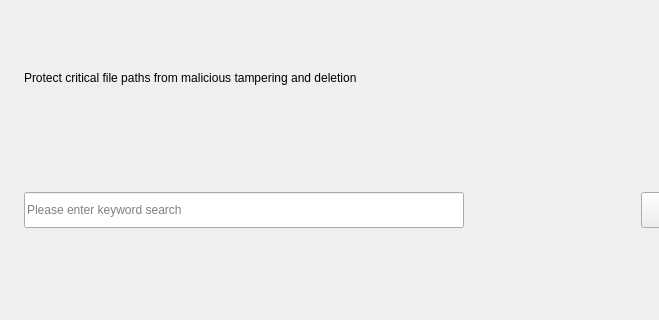
Qt form src/ui/tp/tp-execute.ui (openeuler-mirror/ks-ssr) before a commit; both pictures show x 0 to 659 and y 0 to 320 of the 925 by 408 pixel window.
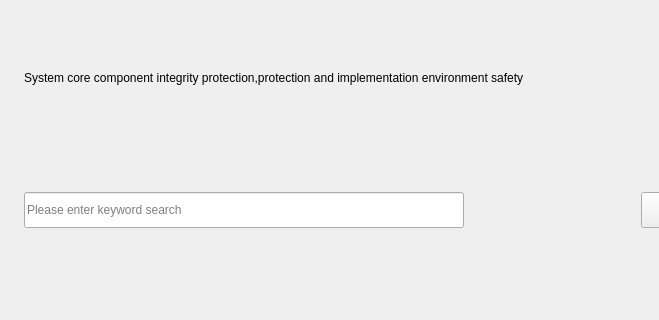
The same form after that commit. Custom widgets are drawn as their Qt base class.

Patch:
```diff
--- a/src/ui/tp/tp-execute.ui
+++ b/src/ui/tp/tp-execute.ui
@@ -37,7 +37,7 @@
      <item>
       <widget class="QLabel" name="label">
        <property name="text">
-        <string>Protect critical file paths from malicious tampering and deletion</string>
+        <string>System core component integrity protection,protection and implementation environment safety</string>
        </property>
       </widget>
      </item>
```
Left out of the diff: 2 changed lines with no effect on the pictures.
